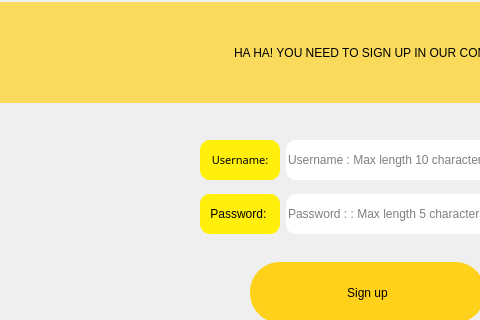
Qt form sign_up.ui (audrina-ebrahimi/Library) before a commit; both pictures show x 260 to 740 and y 158 to 478 of the 1296 by 762 pixel window.
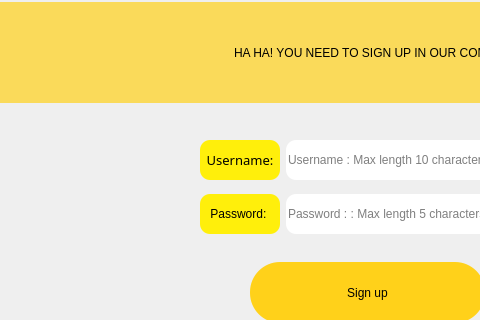
The same form after that commit. Icons and pictures are not drawn.

Diff of the .ui file:
```diff
--- a/sign_up.ui
+++ b/sign_up.ui
@@ -94,7 +94,7 @@
        <property name="font">
         <font>
          <family>Mj_Parand</family>
-         <pointsize>8</pointsize>
+         <pointsize>10</pointsize>
          <weight>9</weight>
          <italic>false</italic>
          <bold>false</bold>
```
Left out of the diff: 10 changed lines with no effect on the pictures.
